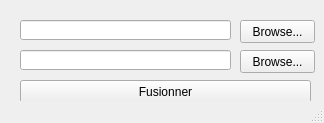
This is mainwindow.ui in ExiaEmbeddedProject/Tokamak as Qt 5 draws it before an edit. The edited form follows.
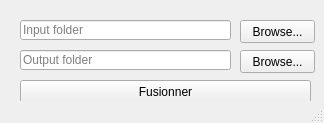
This is the edited form.

```diff
--- a/mainwindow.ui
+++ b/mainwindow.ui
@@ -26,6 +26,9 @@
     <property name="readOnly">
      <bool>false</bool>
     </property>
+    <property name="placeholderText">
+     <string>Input folder</string>
+    </property>
    </widget>
    <widget class="QPushButton" name="browseInButton">
     <property name="geometry">
@@ -52,6 +55,9 @@
     <property name="readOnly">
      <bool>false</bool>
     </property>
+    <property name="placeholderText">
+     <string>Output folder</string>
+    </property>
    </widget>
    <widget class="QPushButton" name="browseOutButton">
     <property name="geometry">
```
